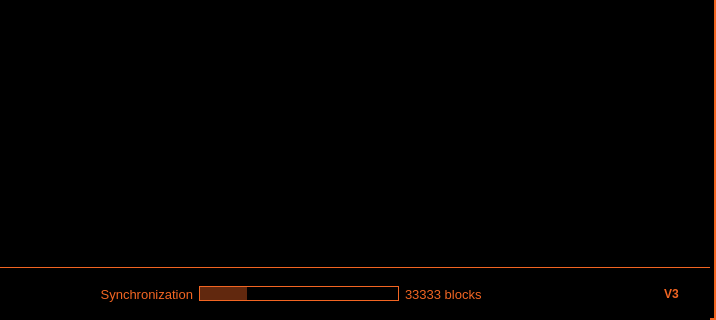
SamiAhmed7777/triangles_v5, file src/qt/forms/mainwindow.ui: the form before one commit; both pictures show x 92 to 808 and y 374 to 694 of the 808 by 694 pixel window.
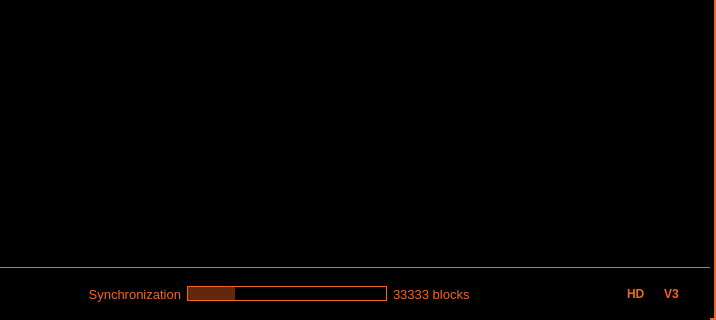
The form after the commit. Icons and pictures are not drawn.

Commit message: qt: HD wallet status indicator in status bar

Diff of the .ui file:
```diff
--- a/src/qt/forms/mainwindow.ui
+++ b/src/qt/forms/mainwindow.ui
@@ -1663,6 +1663,23 @@
            </property>
           </widget>
          </item>
+         <item>
+          <widget class="QLabel" name="label_hd">
+           <property name="font">
+            <font>
+             <pointsize>9</pointsize>
+             <weight>75</weight>
+             <bold>true</bold>
+            </font>
+           </property>
+           <property name="toolTip">
+            <string>HD (BIP39) wallet seed status</string>
+           </property>
+           <property name="text">
+            <string notr="true">HD</string>
+           </property>
+          </widget>
+         </item>
          <item>
           <widget class="QLabel" name="label_staking">
            <property name="text">
```
The commit also changes 2 other files.
